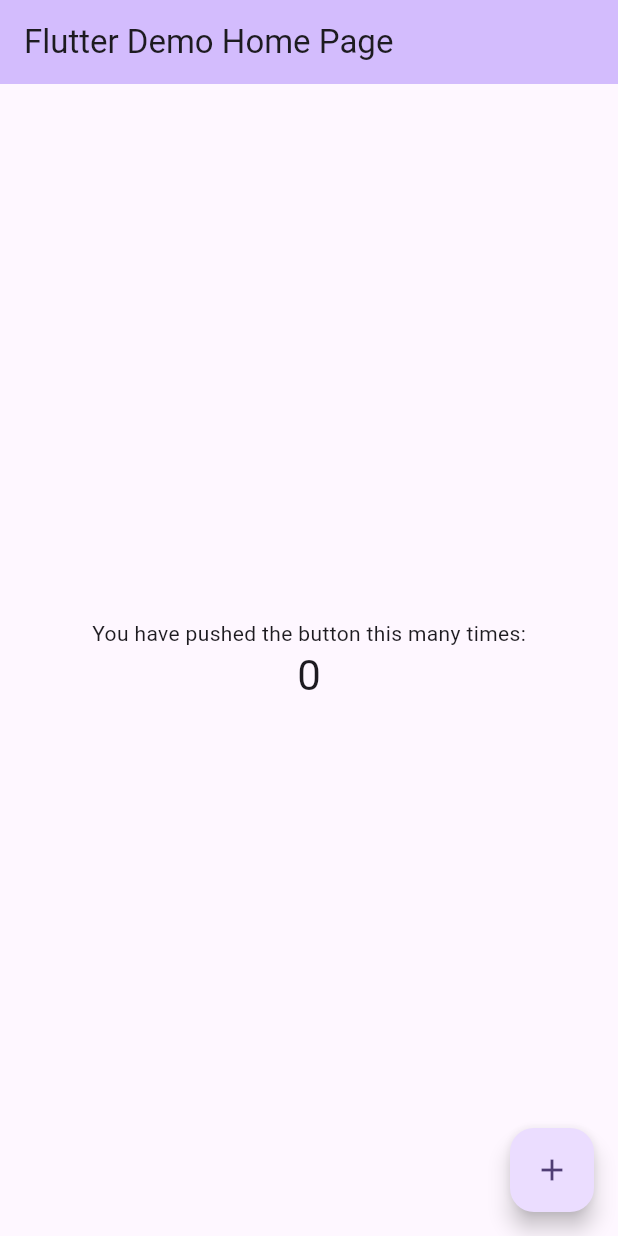
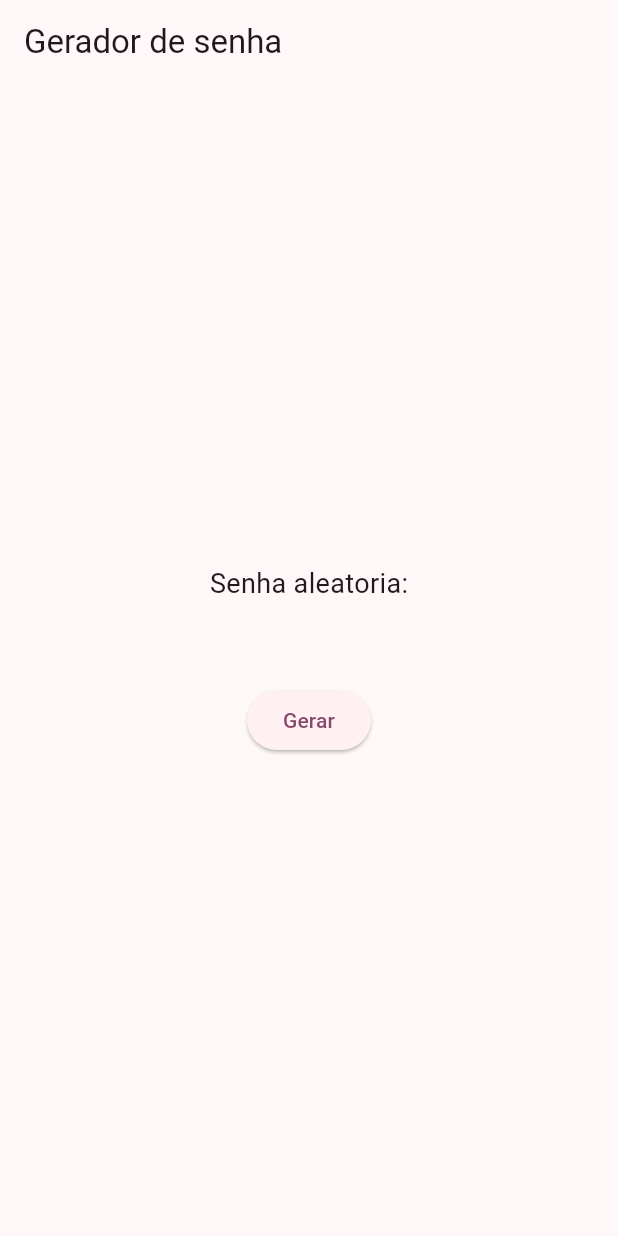
Before and after one commit to gustavocortelassi/flutter-password-gen, a Flutter app: the screen it shows after launch, on a phone screen of 412 x 824 dp. Run offline on Flutter 3.47's test engine with Material 3 defaults, Android fonts, the phone set to English and light mode, and no system bars.

Commit message:
finalizando gerador

```diff
--- a/lib/main.dart
+++ b/lib/main.dart
@@ -1,4 +1,5 @@
 import 'package:flutter/material.dart';
+import 'dart:math';
 
 void main() {
   runApp(const MyApp());
@@ -10,61 +11,68 @@ class MyApp extends StatelessWidget {
   @override
   Widget build(BuildContext context) {
     return MaterialApp(
-      title: 'Flutter Demo',
-      theme: ThemeData(
-        colorScheme: ColorScheme.fromSeed(seedColor: Colors.deepPurple),
-        useMaterial3: true,
-      ),
-      home: const MyHomePage(title: 'Flutter Demo Home Page'),
-    );
+        title: 'Flutter Demo',
+        theme: ThemeData(
+          colorScheme: ColorScheme.fromSeed(seedColor: Color.fromARGB(255, 230, 18, 159)),
+          useMaterial3: true,
+        ),
+        debugShowCheckedModeBanner: false,
+        home: const PasswordGenerator());
   }
 }
 
-class MyHomePage extends StatefulWidget {
-  const MyHomePage({super.key, required this.title});
-
-  final String title;
+class PasswordGenerator extends StatefulWidget {
+  const PasswordGenerator({super.key});
 
   @override
-  State<MyHomePage> createState() => _MyHomePageState();
+  // ignore: library_private_types_in_public_api
+  _PasswordGeneratorState createState() => _PasswordGeneratorState();
 }
 
-class _MyHomePageState extends State<MyHomePage> {
-  int _counter = 0;
+class _PasswordGeneratorState extends State<PasswordGenerator> {
+  String _password = '';
+  void _generatePassword() {
+    final random = Random();
+    const characters =
+        'abcdefghijklmnopqrstuvwxyzABCDEFGHIJKLMNOPQRSTUVWXYZ0123456789!@#\$%^&*()_+';
+    String password = '';
 
-  void _incrementCounter() {
+    // gera aleatorio
+    for (int i = 0; i < 8; i++) {
+      password += characters[random.nextInt(characters.length)];
+    }
+
     setState(() {
-      _counter++;
+      _password = password;
     });
   }
 
   @override
   Widget build(BuildContext context) {
-
     return Scaffold(
       appBar: AppBar(
-        backgroundColor: Theme.of(context).colorScheme.inversePrimary,
-        title: Text(widget.title),
+        title: const Text('Gerador de senha'),
       ),
       body: Center(
         child: Column(
           mainAxisAlignment: MainAxisAlignment.center,
-          children: <Widget>[
+          children: [
             const Text(
-              'You have pushed the button this many times:',
+              'Senha aleatoria:',
+              style: TextStyle(fontSize: 18),
             ),
             Text(
-              '$_counter',
-              style: Theme.of(context).textTheme.headlineMedium,
+              _password,
+              style: const TextStyle(fontSize: 24, fontWeight: FontWeight.bold),
+            ),
+            const SizedBox(height: 20),
+            ElevatedButton(
+              onPressed: _generatePassword,
+              child: const Text('Gerar'),
             ),
           ],
         ),
       ),
-      floatingActionButton: FloatingActionButton(
-        onPressed: _incrementCounter,
-        tooltip: 'Increment',
-        child: const Icon(Icons.add),
-      ),
     );
   }
 }
--- a/pubspec.yaml
+++ b/pubspec.yaml
@@ -35,6 +35,7 @@ dependencies:
   # The following adds the Cupertino Icons font to your application.
   # Use with the CupertinoIcons class for iOS style icons.
   cupertino_icons: ^1.0.6
+  gpassword: ^0.0.1
 
 dev_dependencies:
   flutter_test:
```
Also changed, not shown: pubspec.lock.
